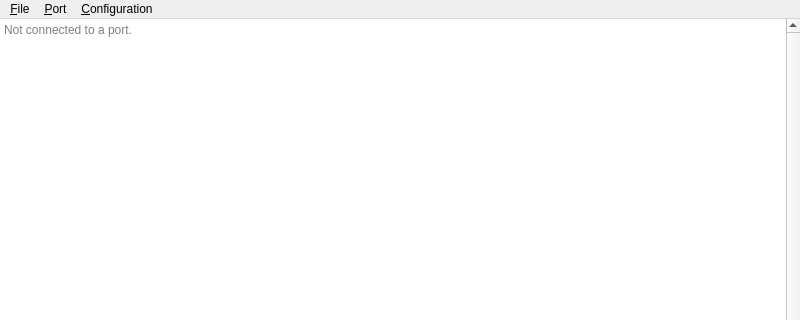
Old version of the form src/ui/designer/main_window.ui in the repository UnsignedArduino/sercom; both pictures show x 0 to 800 and y 0 to 320 of the 800 by 600 pixel window.
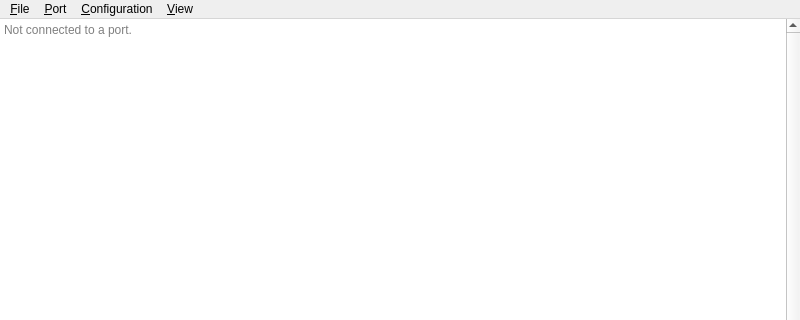
New version of the form.

Commit message: Can change auto scroll

```diff
--- a/src/ui/designer/main_window.ui
+++ b/src/ui/designer/main_window.ui
@@ -129,9 +129,16 @@
     <addaction name="menu_flow_control"/>
     <addaction name="menu_line_ending"/>
    </widget>
+   <widget class="QMenu" name="menu_view">
+    <property name="title">
+     <string>&amp;View</string>
+    </property>
+    <addaction name="action_auto_scroll"/>
+   </widget>
    <addaction name="menu_file"/>
    <addaction name="menu_port"/>
    <addaction name="menu_configuration"/>
+   <addaction name="menu_view"/>
   </widget>
   <widget class="QStatusBar" name="status_bar"/>
   <action name="action_new_session">
```
Left out of the diff: 65 changed lines with no effect on the pictures. The commit also changes 2 other files.
